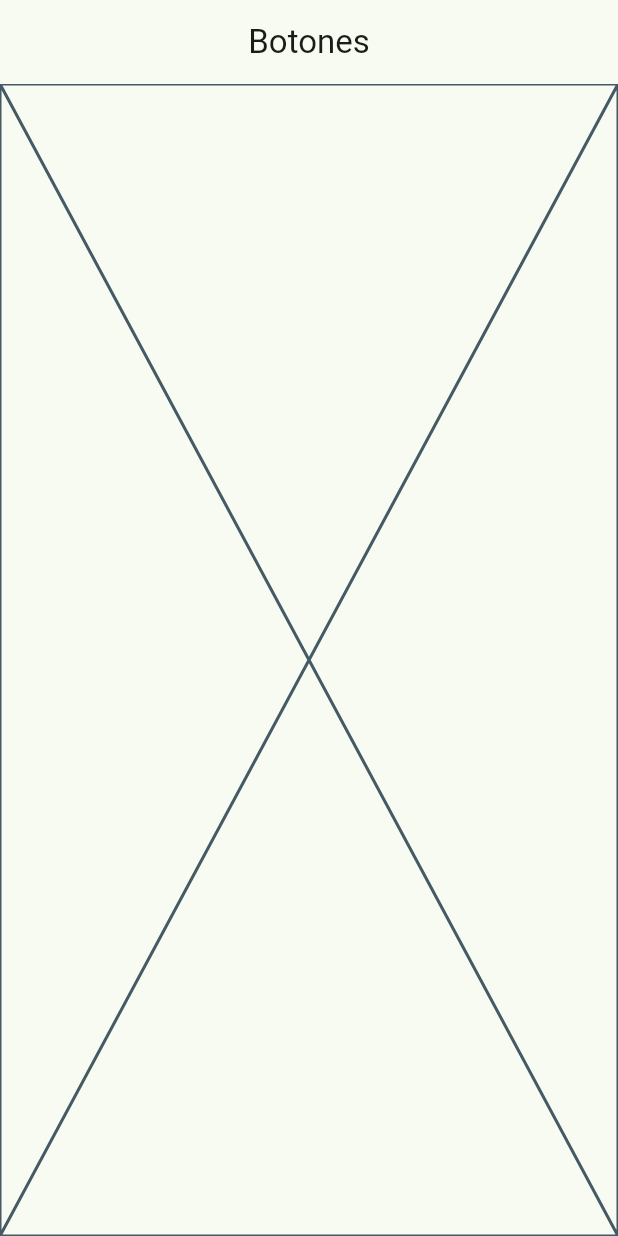
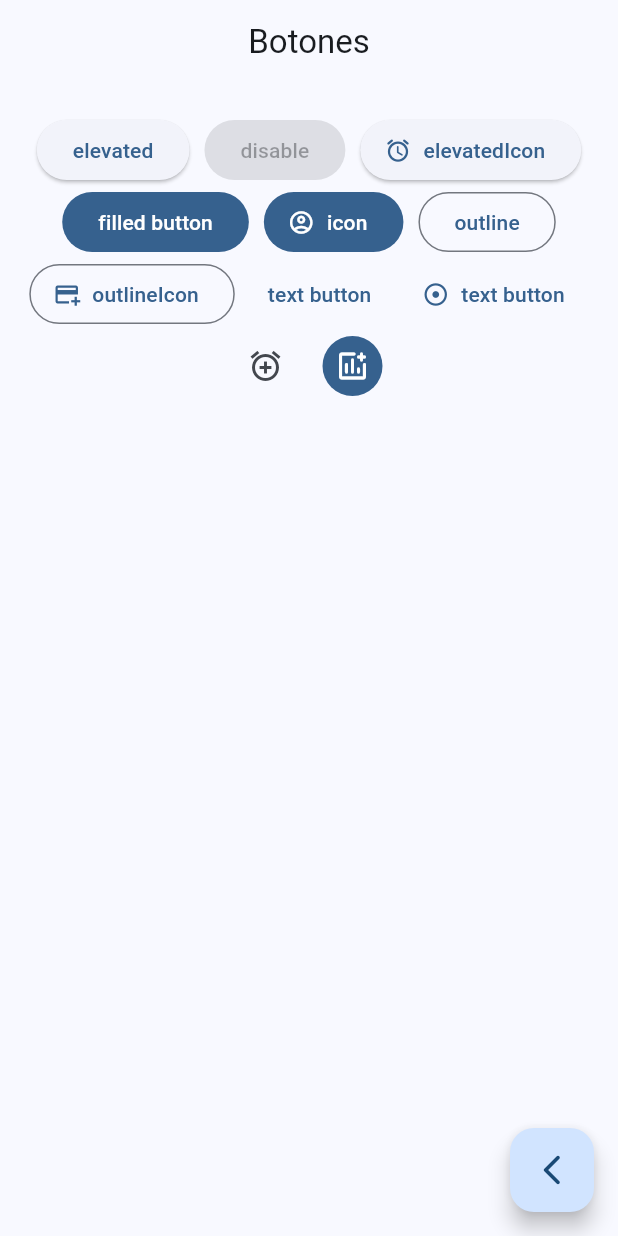
Before and after one commit to Xlart5/widgets_app, a Flutter app: the ButtonsScreen screen opened by its route, on a phone screen of 412 x 824 dp. Run offline on Flutter 3.47's test engine with Material 3 defaults, Android fonts, the phone set to English and light mode, and no system bars; our stand-ins replace go_router.

Commit message:
buttons prefabrication

```diff
--- a/lib/main.dart
+++ b/lib/main.dart
@@ -14,7 +14,7 @@ class MainApp extends StatelessWidget {
     return MaterialApp.router(
       routerConfig: appRouter,
       debugShowCheckedModeBanner: false,
-      theme: AppTheme(selectecColor: 4).getTheme(),
+      theme: AppTheme(selectecColor: 0).getTheme(),
     );
   }
 }
--- a/lib/presentation/screens/buttons/buttons_screen.dart
+++ b/lib/presentation/screens/buttons/buttons_screen.dart
@@ -1,4 +1,5 @@
 import 'package:flutter/material.dart';
+import 'package:go_router/go_router.dart';
 
 class ButtonsScreen extends StatelessWidget {
   static const String name = 'buttons_screen';
@@ -10,7 +11,66 @@ class ButtonsScreen extends StatelessWidget {
       appBar: AppBar(
         title: (const Text('Botones')),
       ),
-      body: Placeholder(),
+      body: _ButtonsView(),
+      floatingActionButton: FloatingActionButton(
+        onPressed: () {
+          context.pop();
+        },
+        child: Icon(Icons.arrow_back_ios_new_rounded),
+      ),
     );
   }
 }
+
+class _ButtonsView extends StatelessWidget {
+  const _ButtonsView();
+
+  @override
+  Widget build(BuildContext context) {
+    final colors = Theme.of(context).colorScheme;
+    return SizedBox(
+      width: double.infinity,
+      child: Padding(
+        padding: const EdgeInsets.symmetric(horizontal: 10, vertical: 20),
+        child: Wrap(
+          alignment: WrapAlignment.center,
+          spacing: 10,
+          children: [
+            ElevatedButton(onPressed: () {}, child: const Text('elevated')),
+            const ElevatedButton(onPressed: null, child: Text('disable')),
+            ElevatedButton.icon(
+                onPressed: () {},
+                icon: const Icon(Icons.access_alarm_rounded),
+                label: const Text('elevatedIcon')),
+            FilledButton(onPressed: () {}, child: const Text('filled button')),
+            FilledButton.icon(
+              onPressed: () {},
+              icon: const Icon(Icons.account_circle_outlined),
+              label: const Text('icon'),
+            ),
+            OutlinedButton(onPressed: () {}, child: const Text('outline')),
+            OutlinedButton.icon(
+                onPressed: () {},
+                icon: const Icon(Icons.add_card),
+                label: const Text('outlineIcon')),
+            TextButton(onPressed: () {}, child: const Text('text button')),
+            TextButton.icon(
+                onPressed: () {},
+                icon: const Icon(Icons.adjust_rounded),
+                label: const Text('text button')),
+            //Todo custom button
+
+            IconButton(onPressed: () {}, icon: const Icon(Icons.add_alarm)),
+            IconButton(
+              onPressed: () {},
+              icon: const Icon(Icons.add_chart_rounded),
+              style: ButtonStyle(
+                  backgroundColor: WidgetStatePropertyAll(colors.primary),
+                  iconColor: WidgetStatePropertyAll(Colors.white)),
+            ),
+          ],
+        ),
+      ),
+    );
+  }
+}
--- a/lib/presentation/screens/home/home_screen.dart
+++ b/lib/presentation/screens/home/home_screen.dart
@@ -1,7 +1,6 @@
 import 'package:flutter/material.dart';
 import 'package:go_router/go_router.dart';
 import 'package:widgets_app/config/theme/menu/menu_item.dart';
-import 'package:widgets_app/presentation/screens/cards/cards_screen.dart';
 
 class HomeScreen extends StatelessWidget {
   static const String name = 'home_screen';
```
